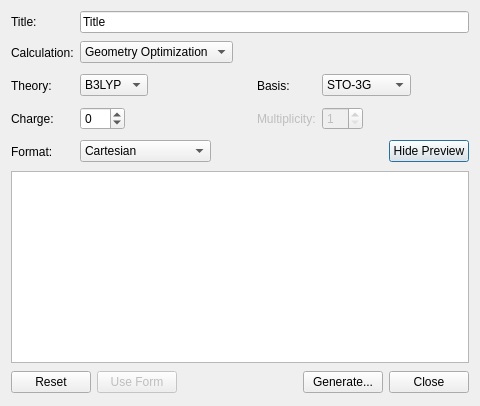
cryos/avogadro, file libavogadro/src/extensions/nwcheminputdialog.ui: the form before one commit.
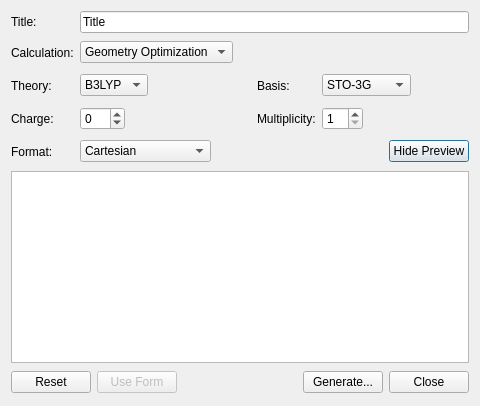
The form after the commit.

Commit message: Add multiplicity options back in to nwchem generator (only for DFT)

What changed in the file:
```diff
--- a/libavogadro/src/extensions/nwcheminputdialog.ui
+++ b/libavogadro/src/extensions/nwcheminputdialog.ui
@@ -284,7 +284,7 @@
      <item row="3" column="2">
       <widget class="QLabel" name="label_6">
        <property name="enabled">
-        <bool>false</bool>
+        <bool>true</bool>
        </property>
        <property name="text">
         <string>Multiplicity:</string>
@@ -299,7 +299,7 @@
        <item>
         <widget class="QSpinBox" name="multiplicitySpin">
          <property name="enabled">
-          <bool>false</bool>
+          <bool>true</bool>
          </property>
          <property name="minimum">
           <number>1</number>
```
The commit also changes 1 other file.
